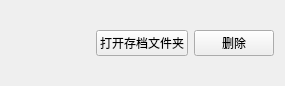
First picture: the form in FMCL/Functions/GameManager/SaveManager/SaveItem.ui, repository 1604042736/FMCL, before the edit.
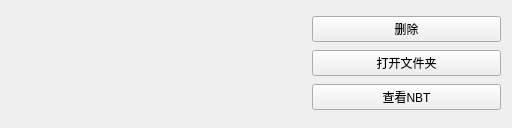
Second picture: the form after the edit. Custom widgets are drawn as their Qt base class.

Commit message: 支持浏览存档NBT文件

The edit to the form file:
```diff
--- a/FMCL/Functions/GameManager/SaveManager/SaveItem.ui
+++ b/FMCL/Functions/GameManager/SaveManager/SaveItem.ui
@@ -6,8 +6,8 @@
    <rect>
     <x>0</x>
     <y>0</y>
-    <width>256</width>
-    <height>82</height>
+    <width>512</width>
+    <height>128</height>
    </rect>
   </property>
   <property name="windowTitle">
@@ -16,16 +16,22 @@
   <layout class="QGridLayout" name="gridLayout">
    <item row="0" column="0">
     <widget class="QLabel" name="l_icon">
+     <property name="sizePolicy">
+      <sizepolicy hsizetype="Preferred" vsizetype="Preferred">
+       <horstretch>0</horstretch>
+       <verstretch>0</verstretch>
+      </sizepolicy>
+     </property>
      <property name="minimumSize">
       <size>
-       <width>64</width>
-       <height>64</height>
+       <width>100</width>
+       <height>100</height>
       </size>
      </property>
      <property name="maximumSize">
       <size>
-       <width>64</width>
-       <height>64</height>
+       <width>100</width>
+       <height>100</height>
       </size>
      </property>
      <property name="text">
@@ -35,6 +41,25 @@
    </item>
    <item row="0" column="1">
     <layout class="QGridLayout" name="gridLayout_2">
+     <item row="0" column="0">
+      <widget class="QLabel" name="l_levelname">
+       <property name="font">
+        <font>
+         <pointsize>11</pointsize>
+        </font>
+       </property>
+       <property name="text">
+        <string/>
+       </property>
+      </widget>
+     </item>
+     <item row="3" column="0">
+      <widget class="QLabel" name="l_info2">
+       <property name="text">
+        <string/>
+       </property>
+      </widget>
+     </item>
      <item row="1" column="0">
       <widget class="QLabel" name="l_info1">
        <property name="minimumSize">
@@ -51,39 +76,27 @@
        </property>
       </widget>
      </item>
-     <item row="2" column="0">
-      <widget class="QLabel" name="l_info2">
-       <property name="text">
-        <string/>
-       </property>
-      </widget>
-     </item>
-     <item row="0" column="0">
-      <widget class="QLabel" name="l_levelname">
-       <property name="font">
-        <font>
-         <pointsize>11</pointsize>
-        </font>
-       </property>
-       <property name="text">
-        <string/>
-       </property>
-      </widget>
-     </item>
-     <item row="0" column="1" rowspan="3">
-      <widget class="PushButton" name="pb_openfolder">
-       <property name="text">
-        <string>打开存档文件夹</string>
-       </property>
-      </widget>
-     </item>
-     <item row="0" column="2" rowspan="3">
+     <item row="0" column="1">
       <widget class="PushButton" name="pb_del">
        <property name="text">
         <string>删除</string>
        </property>
       </widget>
      </item>
+     <item row="1" column="1">
+      <widget class="PushButton" name="pb_openfolder">
+       <property name="text">
+        <string>打开文件夹</string>
+       </property>
+      </widget>
+     </item>
+     <item row="3" column="1">
+      <widget class="PushButton" name="pb_viewnbt">
+       <property name="text">
+        <string>查看NBT</string>
+       </property>
+      </widget>
+     </item>
     </layout>
    </item>
   </layout>
```
The commit also changes 12 other files.
